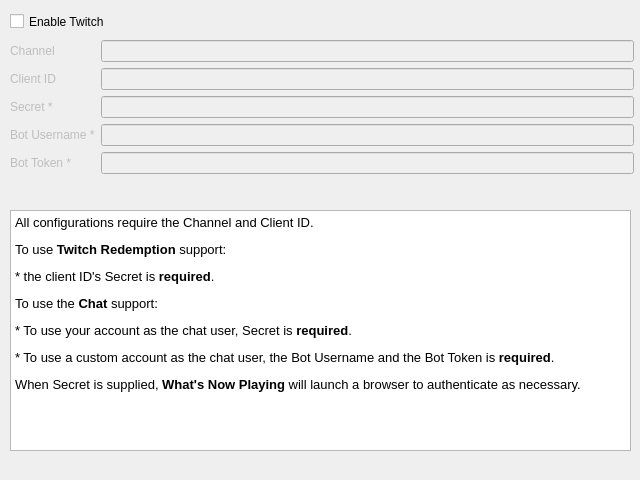
e1miran/Now-Playing-Serato, file nowplaying/resources/twitch_ui.ui: the form before one commit.
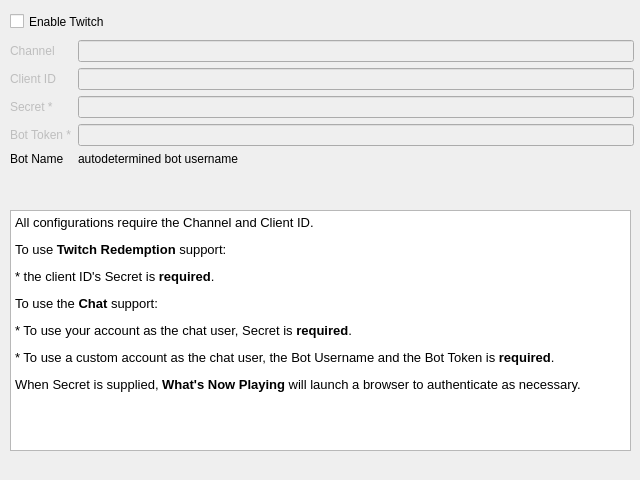
The form after the commit.

Commit message: Enable requests to come from twitch chat: (#567)

The edit to the form file:
```diff
--- a/nowplaying/resources/twitch_ui.ui
+++ b/nowplaying/resources/twitch_ui.ui
@@ -99,29 +99,6 @@
      </widget>
     </item>
     <item row="3" column="0">
-     <widget class="QLabel" name="username_label">
-      <property name="enabled">
-       <bool>false</bool>
-      </property>
-      <property name="text">
-       <string>Bot Username *</string>
-      </property>
-     </widget>
-    </item>
-    <item row="3" column="1">
-     <widget class="QLineEdit" name="username_lineedit">
-      <property name="enabled">
-       <bool>false</bool>
-      </property>
-      <property name="minimumSize">
-       <size>
-        <width>496</width>
-        <height>0</height>
-       </size>
-      </property>
-     </widget>
-    </item>
-    <item row="4" column="0">
      <widget class="QLabel" name="token_label">
       <property name="enabled">
        <bool>false</bool>
@@ -131,7 +108,7 @@
       </property>
      </widget>
     </item>
-    <item row="4" column="1">
+    <item row="3" column="1">
      <widget class="QLineEdit" name="token_lineedit">
       <property name="enabled">
        <bool>false</bool>
@@ -147,6 +124,26 @@
       </property>
      </widget>
     </item>
+    <item row="4" column="1">
+     <widget class="QLabel" name="chatbot_username_line">
+      <property name="text">
+       <string>autodetermined bot username</string>
+      </property>
+      <property name="textFormat">
+       <enum>Qt::PlainText</enum>
+      </property>
+     </widget>
+    </item>
+    <item row="4" column="0">
+     <widget class="QLabel" name="chatbot_username_label">
+      <property name="enabled">
+       <bool>true</bool>
+      </property>
+      <property name="text">
+       <string>Bot Name</string>
+      </property>
+     </widget>
+    </item>
    </layout>
   </widget>
   <widget class="QCheckBox" name="enable_checkbox">
```
Left out of the diff: 32 changed lines with no effect on the pictures. The commit also changes 13 other files.
